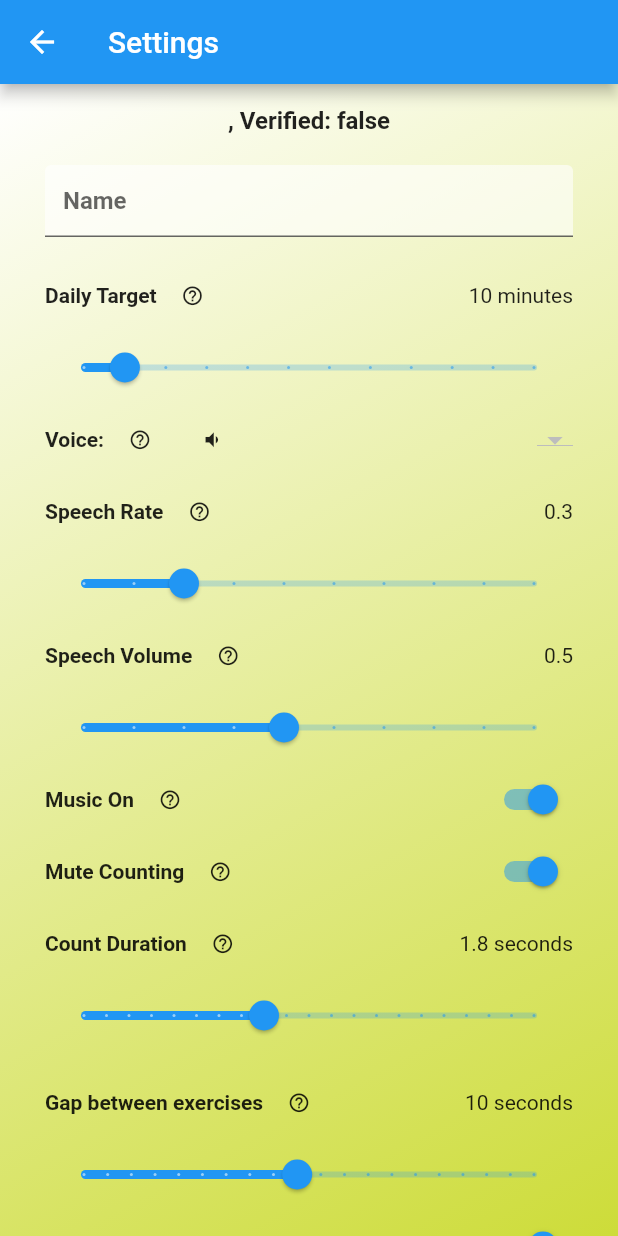
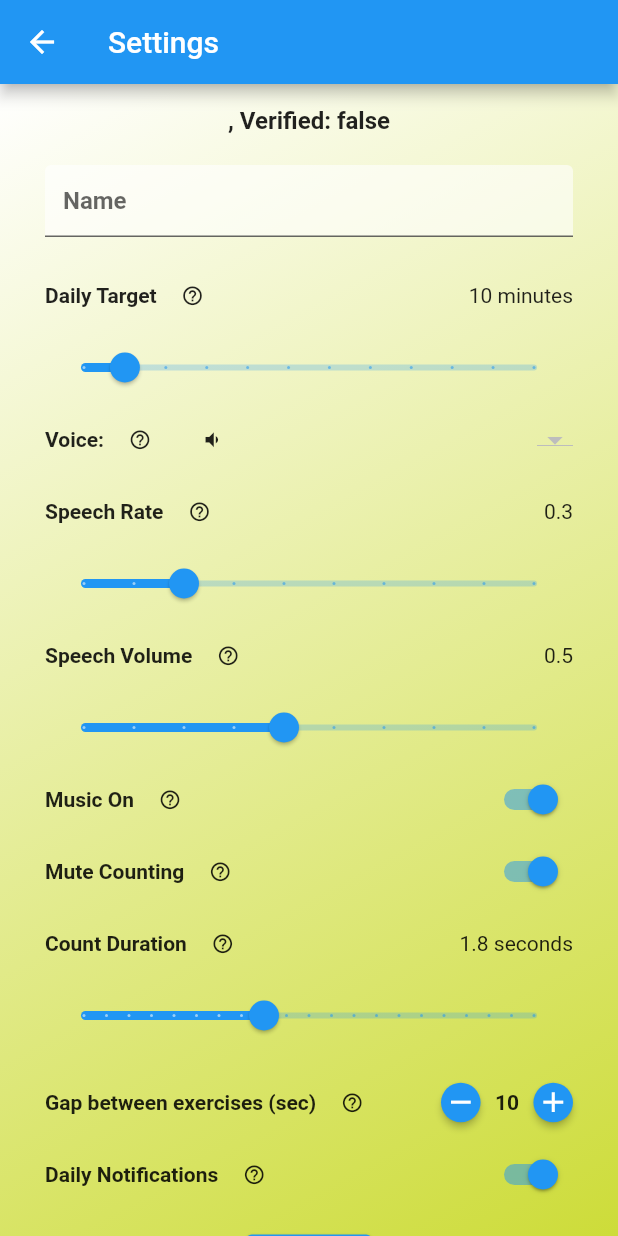
Before and after one commit to sandeshgoel/yoga-app, a Flutter app: the EditSettingsPage screen opened directly, on a phone screen of 412 x 824 dp. Run offline on Flutter 3.47's test engine with Material 2 defaults, Android fonts, the phone set to English and light mode, and no system bars; drawn by our look-alikes of flutter_form_builder; our stand-ins replace audioplayers, charts_flutter, cloud_firestore, firebase_auth, firebase_core, fl_chart and 14 more; missing offline and left inert: volume_control, workmanager; accounts and stored records are empty.

Commit message:
Changes to comply with updated play store policies; not complete yet

```diff
--- a/lib/pages/edit_settings_page.dart
+++ b/lib/pages/edit_settings_page.dart
@@ -343,28 +343,74 @@ class _EditSettingsPageState extends State<EditSettingsPage> {
                 SizedBox(height: 10),
                 Row(
                   children: [
+                    Expanded(
+                      flex: 75,
+                      child: Row(
+                        children: [
                           Text(
                             settings.getGapRoutine() == settings.defGapRoutine
                                 ? ''
                                 : '* ',
                             style: starStyle,
                           ),
-                    Text('Gap between exercises', style: settingsTextStyle),
+                          Text('Gap between exercises (sec)',
+                              style: settingsTextStyle),
                           _infoIcon(topicGapRoutine),
-                    Expanded(child: Container()),
-                    Text('${settings.getGapRoutine()} seconds'),
                         ],
                       ),
-                Slider(
-                  value: settings.getGapRoutine().toDouble(),
-                  min: 1,
-                  max: 20,
-                  divisions: 19,
-                  onChanged: (val) {
+                    ),
+                    Expanded(
+                      flex: 25,
+                      child: Row(
+                        children: [
+                          Expanded(
+                            flex: 30,
+                            child: ElevatedButton(
+                              onPressed: (settings.getGapRoutine() <= 1)
+                                  ? null
+                                  : () {
                                       setState(() {
-                      settings.setGapRoutine(val.toInt());
+                                        settings.setGapRoutine(
+                                            settings.getGapRoutine() - 1);
                                       });
                                     },
+                              child: FittedBox(child: Icon(Icons.remove)),
+                              style: ElevatedButton.styleFrom(
+                                shape: CircleBorder(),
+                                padding: EdgeInsets.all(2),
+                              ),
+                            ),
+                          ),
+                          Expanded(
+                            flex: 40,
+                            child: Text(
+                              '${settings.getGapRoutine()}',
+                              style: settingsTextStyle,
+                              textAlign: TextAlign.center,
+                            ),
+                          ),
+                          Expanded(
+                            flex: 30,
+                            child: ElevatedButton(
+                              onPressed: (settings.getGapRoutine() > 98)
+                                  ? null
+                                  : () {
+                                      setState(() {
+                                        settings.setGapRoutine(
+                                            settings.getGapRoutine() + 1);
+                                      });
+                                    },
+                              child: FittedBox(child: Icon(Icons.add)),
+                              style: ElevatedButton.styleFrom(
+                                shape: CircleBorder(),
+                                padding: EdgeInsets.all(2),
+                              ),
+                            ),
+                          ),
+                        ],
+                      ),
+                    ),
+                  ],
                 ),
 
                 // Notify
```
Also changed, not shown: lib/pages/edit_exercise_page.dart (+53 -14 lines), lib/services/notifications.dart (+8 -6 lines), pubspec.lock, 2 other files. Lines whose indentation alone changed are shown as unchanged.
